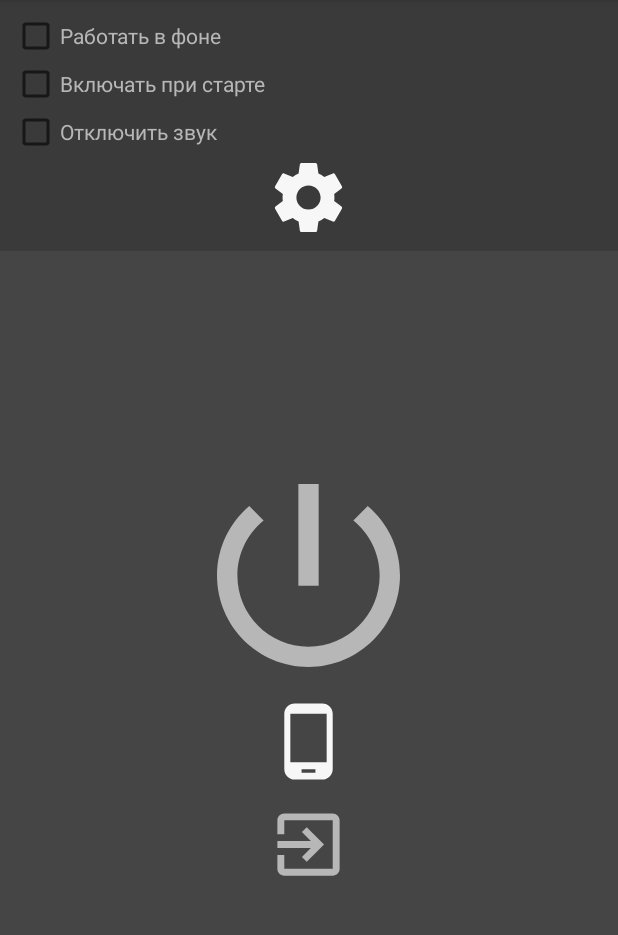
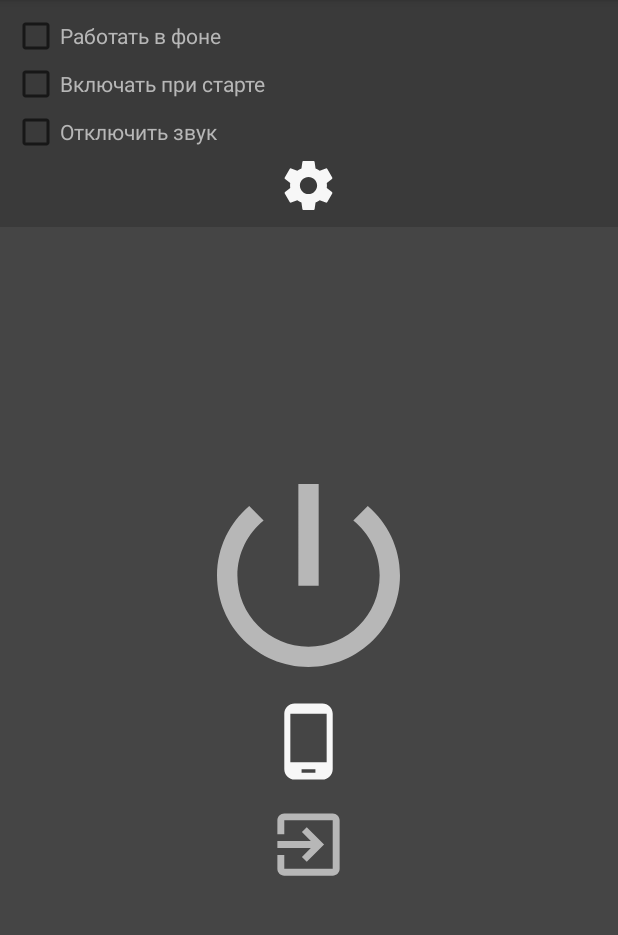
Before and after one commit to Max-Naz/Flashlight, an Android app: the screen it shows after launch (MainActivity), after a tap on an icon or button, on a phone screen of 412 x 824 dp, the part 84-1019 px from its top. Run offline under Robolectric (Android 15) with nearby library versions, the phone set to English and light mode, and no system bars; 2 other taps on this screen came first.

Commit message:
Images size was changed. Last commit before create features

```diff
--- a/app/src/main/res/drawable/ic_settings_off_55px.xml
+++ b/app/src/main/res/drawable/ic_settings_off_55px.xml
@@ -1,6 +1,6 @@
 <vector xmlns:android="http://schemas.android.com/apk/res/android"
-    android:width="55dp"
-    android:height="55dp"
+    android:width="34dp"
+    android:height="34dp"
     android:viewportHeight="24.0"
     android:viewportWidth="24.0">
     <path
--- a/app/src/main/res/drawable/ic_settings_on_55px.xml
+++ b/app/src/main/res/drawable/ic_settings_on_55px.xml
@@ -1,6 +1,6 @@
 <vector xmlns:android="http://schemas.android.com/apk/res/android"
-    android:width="55dp"
-    android:height="55dp"
+    android:width="39dp"
+    android:height="39dp"
     android:viewportHeight="24.0"
     android:viewportWidth="24.0">
     <path
```
